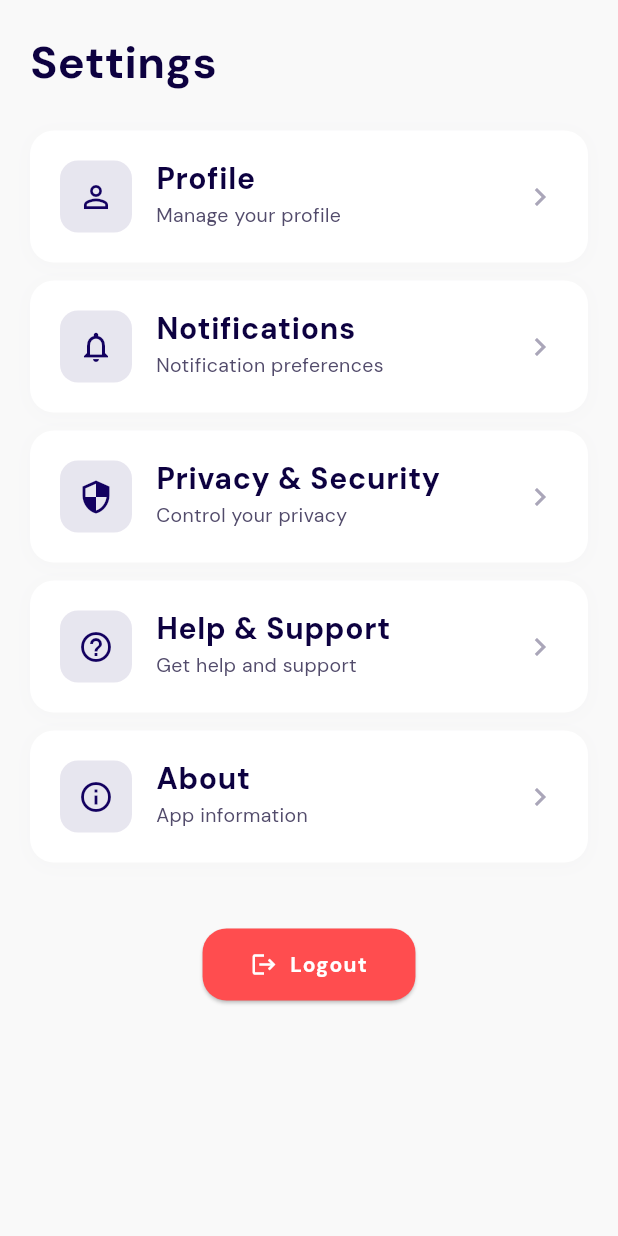
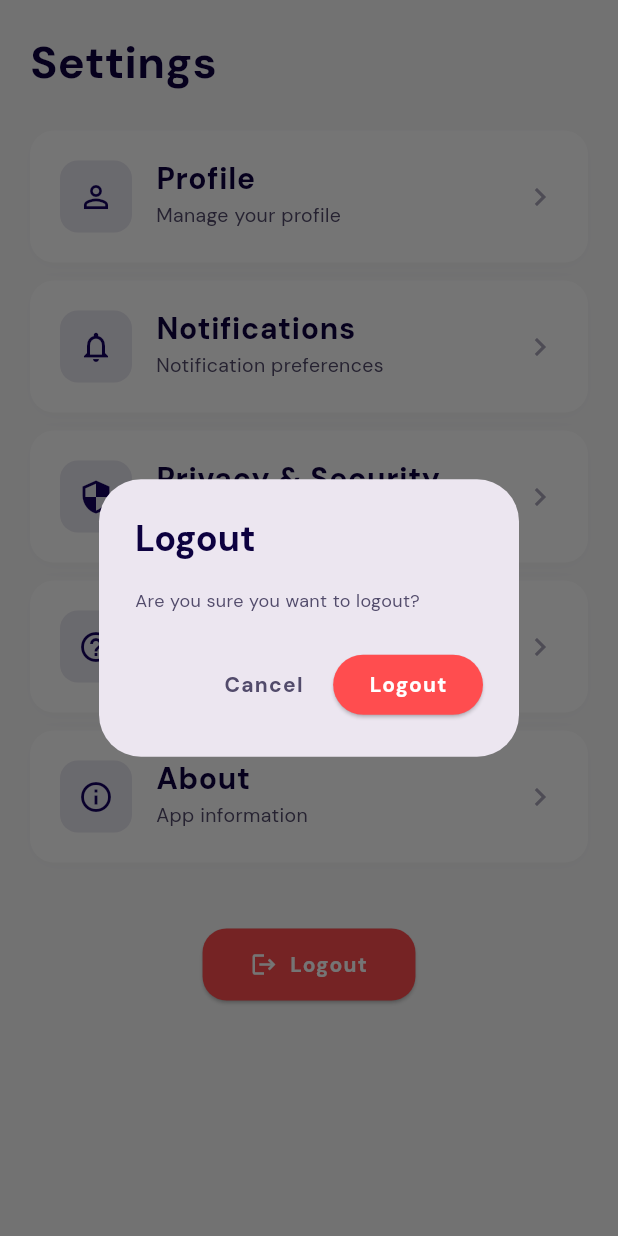
Before and after one commit to CulesBao/find-job-mobile, a Flutter app: the SettingScreen screen opened directly, after a tap on "Logout", on a phone screen of 412 x 824 dp. Run offline on Flutter 3.47's test engine with Material 3 defaults, Android fonts, the phone set to English and light mode, and no system bars; our stand-ins replace device_info_plus, dio, font_awesome_flutter, freezed_annotation, get_it, go_router and 6 more; accounts and stored records are empty; generated files the repository leaves out were written again.

Commit message:
feat: update navigation routes and add dashboard screens for employer and candidate, add logout feature

```diff
--- a/lib/modules/auth/screens/sign_in_screen.dart
+++ b/lib/modules/auth/screens/sign_in_screen.dart
@@ -63,7 +63,7 @@ class _SignInScreenState extends State<SignInScreen> {
               }
             } else {
               // Existing account - navigate to splash screen
-              context.go('/splash');
+              context.go('/');
             }
           }
         }
--- a/lib/modules/main/screens/main_screen.dart
+++ b/lib/modules/main/screens/main_screen.dart
@@ -1,6 +1,9 @@
 import 'package:find_job_mobile/modules/find/pages/find_main_page.dart';
+import 'package:find_job_mobile/modules/dashboard/pages/dashboard_main_page.dart';
+import 'package:find_job_mobile/modules/setting/pages/setting_page.dart';
 import 'package:find_job_mobile/shared/styles/colors.dart';
 import 'package:find_job_mobile/shared/styles/text_styles.dart';
+import 'package:find_job_mobile/shared/utils/auth_helper.dart';
 import 'package:flutter/material.dart';
 
 class MainScreen extends StatefulWidget {
@@ -18,20 +21,44 @@ class _MainScreenState extends State<MainScreen> {
   @override
   void initState() {
     super.initState();
-    // Set initial tab, default to Find tab (index 1)
-    _currentIndex = widget.initialTab ?? 1;
+    // Set initial tab, default to Dashboard tab (index 0)
+    _currentIndex = widget.initialTab ?? 0;
   }
 
   final List<Widget> _screens = [
     const DashboardScreen(),
+    const FindMainPage(),
     const FindMainPage(),
     const SettingScreen(),
   ];
 
   @override
   Widget build(BuildContext context) {
+    final isEmployer = AuthHelper.isEmployer;
+
     return Scaffold(
       body: _screens[_currentIndex],
+      floatingActionButton: isEmployer
+          ? FloatingActionButton(
+              onPressed: () {
+                // TODO: Handle add action (e.g., create new job post)
+                ScaffoldMessenger.of(context).showSnackBar(
+                  const SnackBar(
+                    content: Text('Create new job post'),
+                    duration: Duration(seconds: 1),
+                  ),
+                );
+              },
+              backgroundColor: AppColors.primary,
+              elevation: 8,
+              child: const Icon(
+                Icons.add,
+                color: Colors.white,
+                size: 32,
+              ),
+            )
+          : null,
+      floatingActionButtonLocation: FloatingActionButtonLocation.centerDocked,
       bottomNavigationBar: Container(
         decoration: BoxDecoration(
           color: Colors.white,
@@ -61,8 +88,16 @@ class _MainScreenState extends State<MainScreen> {
                   activeIcon: Icons.work,
                   label: 'Find',
                 ),
+                // Spacer for floating action button (only for employer)
+                if (isEmployer) const SizedBox(width: 56),
                 _buildNavItem(
                   index: 2,
+                  icon: Icons.chat_outlined,
+                  activeIcon: Icons.chat,
+                  label: 'Chat',
+                ),
+                _buildNavItem(
+                  index: 3,
                   icon: Icons.settings_outlined,
                   activeIcon: Icons.settings,
                   label: 'Setting',
@@ -124,69 +159,7 @@ class _MainScreenState extends State<MainScreen> {
 }
 
 // Placeholder Screens
-class DashboardScreen extends StatelessWidget {
-  const DashboardScreen({super.key});
 
-  @override
-  Widget build(BuildContext context) {
-    return Scaffold(
-      backgroundColor: AppColors.background,
-      body: SafeArea(
-        child: Padding(
-          padding: const EdgeInsets.all(20),
-          child: Column(
-            crossAxisAlignment: CrossAxisAlignment.start,
-            children: [
-              Text(
-                'Dashboard',
-                style: AppTextStyles.heading1.copyWith(
-                  color: AppColors.textPrimary,
-                ),
-              ),
-              const SizedBox(height: 24),
-              Expanded(
-                child: Center(
-                  child: Column(
-                    mainAxisAlignment: MainAxisAlignment.center,
-                    children: [
-                      Container(
-                        width: 100,
-                        height: 100,
-                        decoration: BoxDecoration(
-                          color: AppColors.primary.withValues(alpha: 0.1),
-                          borderRadius: BorderRadius.circular(20),
-                        ),
-                        child: const Icon(
-                          Icons.dashboard,
-                          size: 50,
-                          color: AppColors.primary,
-                        ),
-                      ),
-                      const SizedBox(height: 24),
-                      Text(
-                        'Dashboard Screen',
-                        style: AppTextStyles.heading2.copyWith(
-                          color: AppColors.textPrimary,
-                        ),
-                      ),
-                      const SizedBox(height: 8),
-                      Text(
-                        'Coming soon...',
-                        style: AppTextStyles.body.copyWith(
-                          color: AppColors.textSecondary,
-                        ),
-                      ),
-                    ],
-                  ),
-                ),
-              ),
-            ],
-          ),
-        ),
-      ),
-    );
-  }
-}
 
 class NotificationScreen extends StatelessWidget {
   const NotificationScreen({super.key});
@@ -251,143 +224,3 @@ class NotificationScreen extends StatelessWidget {
     );
   }
 }
-
-class SettingScreen extends StatelessWidget {
-  const SettingScreen({super.key});
-
-  @override
-  Widget build(BuildContext context) {
-    return Scaffold(
-      backgroundColor: AppColors.background,
-      body: SafeArea(
-        child: SingleChildScrollView(
-          padding: const EdgeInsets.all(20),
-          child: Column(
-            crossAxisAlignment: CrossAxisAlignment.start,
-            children: [
-              Text(
-                'Settings',
-                style: AppTextStyles.heading1.copyWith(
-                  color: AppColors.textPrimary,
-                ),
-              ),
-              const SizedBox(height: 24),
-              _SettingItem(
-                icon: Icons.person_outline,
-                title: 'Profile',
-                subtitle: 'Manage your profile',
-                onTap: () {},
-              ),
-              _SettingItem(
-                icon: Icons.notifications_outlined,
-                title: 'Notifications',
-                subtitle: 'Notification preferences',
-                onTap: () {},
-              ),
-              _SettingItem(
-                icon: Icons.security_outlined,
-                title: 'Privacy & Security',
-                subtitle: 'Control your privacy',
-                onTap: () {},
-              ),
-              _SettingItem(
-                icon: Icons.help_outline,
-                title: 'Help & Support',
-                subtitle: 'Get help and support',
-                onTap: () {},
-              ),
-              _SettingItem(
-                icon: Icons.info_outline,
-                title: 'About',
-                subtitle: 'App information',
-                onTap: () {},
-              ),
-              const SizedBox(height: 32),
-              Center(
-                child: ElevatedButton.icon(
-                  onPressed: () {},
-                  icon: const Icon(Icons.logout, color: Colors.white),
-                  label: Text(
-                    'Logout',
-                    style: AppTextStyles.button.copyWith(color: Colors.white),
-                  ),
-                  style: ElevatedButton.styleFrom(
-                    backgroundColor: AppColors.error,
-                    padding: const EdgeInsets.symmetric(
-                      horizontal: 32,
-                      vertical: 14,
-                    ),
-                    shape: RoundedRectangleBorder(
-                      borderRadius: BorderRadius.circular(16),
-                    ),
-                  ),
-                ),
-              ),
-              const SizedBox(height: 20),
-            ],
-          ),
-        ),
-      ),
-    );
-  }
-}
-
-class _SettingItem extends StatelessWidget {
-  const _SettingItem({
-    required this.icon,
-    required this.title,
-    required this.subtitle,
-    required this.onTap,
-  });
-
-  final IconData icon;
-  final String title;
-  final String subtitle;
-  final VoidCallback onTap;
-
-  @override
-  Widget build(BuildContext context) {
-    return Container(
-      margin: const EdgeInsets.only(bottom: 12),
-      decoration: BoxDecoration(
-        color: Colors.white,
-        borderRadius: BorderRadius.circular(16),
-        boxShadow: [
-          BoxShadow(
-            color: AppColors.textTertiary.withValues(alpha: 0.05),
-            blurRadius: 10,
-            offset: const Offset(0, 2),
-          ),
-        ],
-      ),
-      child: ListTile(
-        onTap: onTap,
-        contentPadding: const EdgeInsets.symmetric(horizontal: 20, vertical: 8),
-        leading: Container(
-          width: 48,
-          height: 48,
-          decoration: BoxDecoration(
-            color: AppColors.primary.withValues(alpha: 0.1),
-            borderRadius: BorderRadius.circular(12),
-          ),
-          child: Icon(icon, color: AppColors.primary, size: 24),
-        ),
-        title: Text(
-          title,
-          style: AppTextStyles.heading3.copyWith(color: AppColors.textPrimary),
-        ),
-        subtitle: Text(
-          subtitle,
-          style: AppTextStyles.body.copyWith(
-            color: AppColors.textSecondary,
-            fontSize: 13,
-          ),
-        ),
-        trailing: const Icon(
-          Icons.chevron_right,
-          color: AppColors.textTertiary,
-        ),
-      ),
-    );
-  }
-}
--- /dev/null
+++ b/lib/modules/setting/pages/setting_page.dart
@@ -0,0 +1,208 @@
+import 'package:flutter/material.dart';
+import 'package:find_job_mobile/shared/styles/colors.dart';
+import 'package:find_job_mobile/shared/styles/text_styles.dart';
+import 'package:go_router/go_router.dart';
+import 'package:find_job_mobile/shared/utils/auth_helper.dart';
+
+class SettingScreen extends StatelessWidget {
+  const SettingScreen({super.key});
+
+  Future<void> _handleLogout(BuildContext context) async {
+    // Show confirmation dialog
+    final shouldLogout = await showDialog<bool>(
+      context: context,
+      builder: (context) => AlertDialog(
+        title: Text(
+          'Logout',
+          style: AppTextStyles.heading2.copyWith(
+            color: AppColors.textPrimary,
+          ),
+        ),
+        content: Text(
+          'Are you sure you want to logout?',
+          style: AppTextStyles.body.copyWith(
+            color: AppColors.textSecondary,
+          ),
+        ),
+        actions: [
+          TextButton(
+            onPressed: () => Navigator.of(context).pop(false),
+            child: Text(
+              'Cancel',
+              style: AppTextStyles.button.copyWith(
+                color: AppColors.textSecondary,
+              ),
+            ),
+          ),
+          ElevatedButton(
+            onPressed: () => Navigator.of(context).pop(true),
+            style: ElevatedButton.styleFrom(
+              backgroundColor: AppColors.error,
+            ),
+            child: Text(
+              'Logout',
+              style: AppTextStyles.button.copyWith(
+                color: Colors.white,
+              ),
+            ),
+          ),
+        ],
+      ),
+    );
+
+    if (shouldLogout == true && context.mounted) {
+      // Call logout - this will clear local data even if API call fails
+      await AuthHelper.logout();
+
+      if (context.mounted) {
+        // Show success message
+        ScaffoldMessenger.of(context).showSnackBar(
+          const SnackBar(
+            content: Text('Logged out successfully'),
+            backgroundColor: AppColors.success,
+            duration: Duration(seconds: 1),
+          ),
+        );
+
+        // Navigate to sign-in screen and clear navigation stack
+        context.go('/auth/sign-in');
+      }
+    }
+  }
+
+  @override
+  Widget build(BuildContext context) {
+    return Scaffold(
+      backgroundColor: AppColors.background,
+      body: SafeArea(
+        child: SingleChildScrollView(
+          padding: const EdgeInsets.all(20),
+          child: Column(
+            crossAxisAlignment: CrossAxisAlignment.start,
+            children: [
+              Text(
+                'Settings',
+                style: AppTextStyles.heading1.copyWith(
+                  color: AppColors.textPrimary,
+                ),
+              ),
+              const SizedBox(height: 24),
+              _SettingItem(
+                icon: Icons.person_outline,
+                title: 'Profile',
+                subtitle: 'Manage your profile',
+                onTap: () {},
+              ),
+              _SettingItem(
+                icon: Icons.notifications_outlined,
+                title: 'Notifications',
+                subtitle: 'Notification preferences',
+                onTap: () {},
+              ),
+              _SettingItem(
+                icon: Icons.security_outlined,
+                title: 'Privacy & Security',
+                subtitle: 'Control your privacy',
+                onTap: () {},
+              ),
+              _SettingItem(
+                icon: Icons.help_outline,
+                title: 'Help & Support',
+                subtitle: 'Get help and support',
+                onTap: () {},
+              ),
+              _SettingItem(
+                icon: Icons.info_outline,
+                title: 'About',
+                subtitle: 'App information',
+                onTap: () {},
+              ),
+              const SizedBox(height: 32),
+              Center(
+                child: ElevatedButton.icon(
+                  onPressed: () => _handleLogout(context),
+                  icon: const Icon(Icons.logout, color: Colors.white),
+                  label: Text(
+                    'Logout',
+                    style: AppTextStyles.button.copyWith(color: Colors.white),
+                  ),
+                  style: ElevatedButton.styleFrom(
+                    backgroundColor: AppColors.error,
+                    padding: const EdgeInsets.symmetric(
+                      horizontal: 32,
+                      vertical: 14,
+                    ),
+                    shape: RoundedRectangleBorder(
+                      borderRadius: BorderRadius.circular(16),
+                    ),
+                  ),
+                ),
+              ),
+              const SizedBox(height: 20),
+            ],
+          ),
+        ),
+      ),
+    );
+  }
+}
+
+class _SettingItem extends StatelessWidget {
+  const _SettingItem({
+    required this.icon,
+    required this.title,
+    required this.subtitle,
+    required this.onTap,
+  });
+
+  final IconData icon;
+  final String title;
+  final String subtitle;
+  final VoidCallback onTap;
+
+  @override
+  Widget build(BuildContext context) {
+    return Container(
+      margin: const EdgeInsets.only(bottom: 12),
+      decoration: BoxDecoration(
+        color: Colors.white,
+        borderRadius: BorderRadius.circular(16),
+        boxShadow: [
+          BoxShadow(
+            color: AppColors.textTertiary.withValues(alpha: 0.05),
+            blurRadius: 10,
+            offset: const Offset(0, 2),
+          ),
+        ],
+      ),
+      child: ListTile(
+        onTap: onTap,
+        contentPadding: const EdgeInsets.symmetric(horizontal: 20, vertical: 8),
+        leading: Container(
+          width: 48,
+          height: 48,
+          decoration: BoxDecoration(
+            color: AppColors.primary.withValues(alpha: 0.1),
+            borderRadius: BorderRadius.circular(12),
+          ),
+          child: Icon(icon, color: AppColors.primary, size: 24),
+        ),
+        title: Text(
+          title,
+          style: AppTextStyles.heading3.copyWith(color: AppColors.textPrimary),
+        ),
+        subtitle: Text(
+          subtitle,
+          style: AppTextStyles.body.copyWith(
+            color: AppColors.textSecondary,
+            fontSize: 13,
+          ),
+        ),
+        trailing: const Icon(
+          Icons.chevron_right,
+          color: AppColors.textTertiary,
+        ),
+      ),
+    );
+  }
+}
--- a/lib/modules/setup/screens/setup_screen_candidate_profile.dart
+++ b/lib/modules/setup/screens/setup_screen_candidate_profile.dart
@@ -87,7 +87,7 @@ class _SetupScreenCandidateProfileState
         // Navigate to splash screen after profile setup
         await Future.delayed(const Duration(seconds: 1));
         if (mounted) {
-          context.go('/splash');
+          context.go('/');
         }
       }
     } catch (e) {
--- a/lib/modules/setup/screens/setup_screen_employer_profile.dart
+++ b/lib/modules/setup/screens/setup_screen_employer_profile.dart
@@ -193,7 +193,7 @@ class _SetupScreenEmployerProfileState
         // Navigate to splash screen after profile setup
         await Future.delayed(const Duration(seconds: 1));
         if (mounted) {
-          context.go('/splash');
+          context.go('/');
         }
       }
     } catch (e) {
```
Also changed, not shown: lib/modules/dashboard/pages/dashboard_main_page.dart (added, +67 -0 lines), lib/modules/splash/screens/splash_screen.dart (+16 -2 lines), lib/modules/dashboard/pages/candidate_dashboard_page.dart (added), lib/modules/dashboard/pages/employer_dashboard_page.dart (added), 2 other files.
